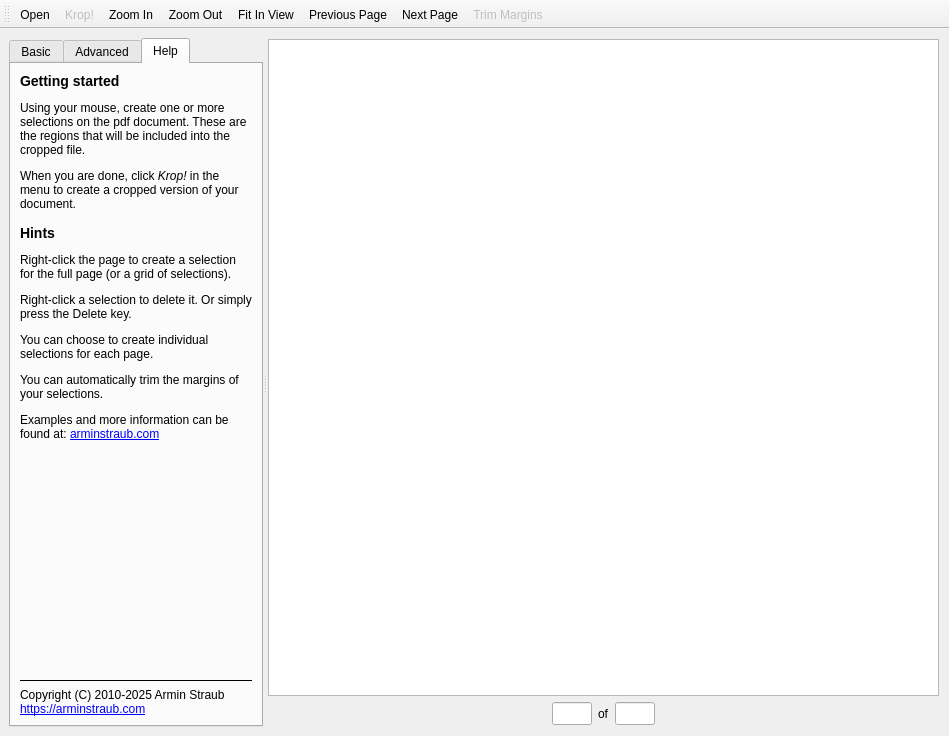
Before: the Qt Designer form krop/mainwindow.ui in nix-craft/kroppy, drawn with Qt 5.
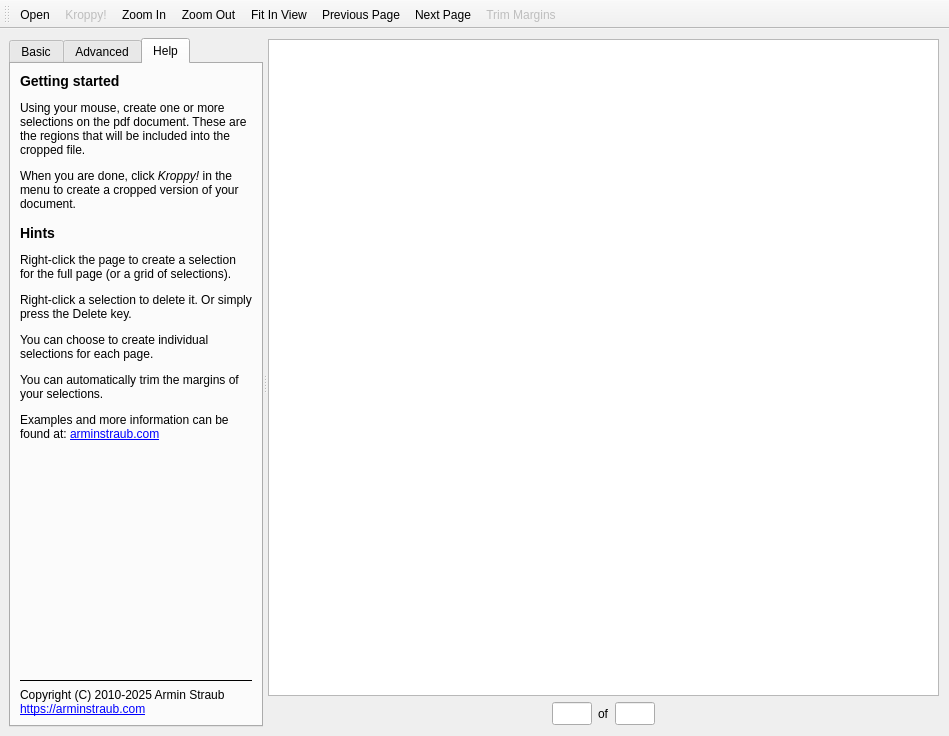
After: the same form once the commit is applied. The open tabs and pages were chosen to show the change.

Commit message:
Call the application kroppy
User-visible names, release artifacts, and the run-log folder now say
kroppy. Settings saved under the old application name are copied once.
krop and krop-trimall stay as command aliases, and the bundle id stays
com.arminstraub.krop.

```diff
--- a/krop/mainwindow.ui
+++ b/krop/mainwindow.ui
@@ -444,7 +444,7 @@
            <property name="text">
             <string>&lt;h3&gt;Getting started&lt;/h3&gt;
 &lt;p&gt;Using your mouse, create one or more selections on the pdf document. These are the regions that will be included into the cropped file.&lt;/p&gt;
-&lt;p&gt;When you are done, click &lt;i&gt;Krop!&lt;/i&gt; in the menu to create a cropped version of your document.&lt;/p&gt;
+&lt;p&gt;When you are done, click &lt;i&gt;Kroppy!&lt;/i&gt; in the menu to create a cropped version of your document.&lt;/p&gt;
 &lt;h3&gt;Hints&lt;/h3&gt;
 &lt;p&gt;Right-click the page to create a selection for the full page (or a grid of selections).&lt;/p&gt;
 &lt;p&gt;Right-click a selection to delete it. Or simply press the Delete key.&lt;/p&gt;
@@ -862,7 +862,7 @@
     <bool>false</bool>
    </property>
    <property name="text">
-    <string>Krop!</string>
+    <string>Kroppy!</string>
    </property>
   </action>
   <action name="actionDeleteSelection">
```
Left out of the diff: 4 changed lines with no effect on the pictures. The commit also changes 15 other files.
